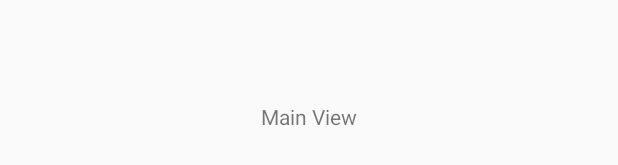
After one commit to SmallBusinessManager/SmallBusinessManager, an Android app: the layout activity_menu.xml on its own in the app's theme, with its tools: preview values and no code run, on a phone screen of 412 x 824 dp. The commit adds this screen. Shown: the part 501-666 px from the top of the screen. Run offline under Robolectric (Android 15) with nearby library versions, the phone set to English and light mode, and no system bars.

Commit message:
adding drawerlayout by changing activities into fragments

```diff
--- a/app/build.gradle
+++ b/app/build.gradle
@@ -29,6 +29,9 @@ dependencies {
     compile 'com.android.support:design:25.3.1'
     compile 'com.google.firebase:firebase-auth:10.0.1'
     compile 'com.google.firebase:firebase-database:10.0.1'
+    compile 'com.android.support:support-v4:25.2.0'
+
+
     testCompile 'junit:junit:4.12'
 }
 apply plugin: 'com.google.gms.google-services'
--- a/app/src/main/java/com/projectcourse2/group11/smallbusinessmanager/LoginActivity.java
+++ b/app/src/main/java/com/projectcourse2/group11/smallbusinessmanager/LoginActivity.java
@@ -79,7 +79,8 @@ public class LoginActivity extends Activity implements View.OnClickListener {
             @Override
             public void onComplete(@NonNull Task<AuthResult> task) {
                 progressDialog.dismiss();
-                if (task.isSuccessful()) {
+
+                if (!task.isSuccessful()) {
                     finish();
                     startActivity(new Intent(LoginActivity.this,MainActivity.class));
                 }else {
@@ -88,7 +89,6 @@ public class LoginActivity extends Activity implements View.OnClickListener {
                 progressDialog.dismiss();
             }
         });
-
     }
 
     @Override
--- a/app/src/main/res/layout/activity_account.xml
+++ b/app/src/main/res/layout/activity_account.xml
@@ -1,10 +1,14 @@
 <?xml version="1.0" encoding="utf-8"?>
+
 <LinearLayout xmlns:android="http://schemas.android.com/apk/res/android"
+    xmlns:app="http://schemas.android.com/apk/res-auto"
+    xmlns:tools="http://schemas.android.com/tools"
     android:id="@+id/llMain"
     android:layout_width="fill_parent"
     android:layout_height="fill_parent"
     android:background="#f4f4f4"
     android:orientation="vertical">
+
 
     <ExpandableListView
         android:id="@+id/lvExp"
@@ -35,4 +39,4 @@
         android:layout_height="wrap_content"
         android:text="@string/logout" />
 
-</LinearLayout>
+    </LinearLayout>
--- a/app/src/main/res/layout/activity_account_list_item.xml
+++ b/app/src/main/res/layout/activity_account_list_item.xml
@@ -1,10 +1,8 @@
 <?xml version="1.0" encoding="utf-8"?>
 <ScrollView xmlns:android="http://schemas.android.com/apk/res/android"
-    android:id="@+id/child_layout"
     android:layout_width="match_parent"
-    android:layout_height="55dp"
+    android:layout_height="55dip"
     android:orientation="vertical">
-
 <RelativeLayout
     android:layout_width="match_parent"
     android:layout_height="wrap_content">
--- /dev/null
+++ b/app/src/main/res/layout/activity_menu.xml
@@ -0,0 +1,36 @@
+<?xml version="1.0" encoding="utf-8"?>
+<android.support.v4.widget.DrawerLayout xmlns:android="http://schemas.android.com/apk/res/android"
+    xmlns:tools="http://schemas.android.com/tools"
+    android:layout_width="match_parent"
+    android:layout_height="match_parent"
+    xmlns:app="http://schemas.android.com/apk/res-auto"
+    tools:context="com.projectcourse2.group11.smallbusinessmanager.MenuActivity"
+    android:id="@+id/drawerLayout">
+    <LinearLayout
+        android:layout_width="match_parent"
+        android:layout_height="match_parent"
+        android:orientation="horizontal">
+
+        <TextView
+            android:id="@+id/Main_View"
+            android:layout_width="match_parent"
+            android:layout_height="wrap_content"
+            android:layout_gravity="center_vertical"
+            android:ems="10"
+            android:inputType="textPersonName"
+            android:text="Main View"
+            android:textAlignment="center" />
+    </LinearLayout>
+
+    <android.support.design.widget.NavigationView
+        android:layout_width="wrap_content"
+        android:layout_height="match_parent"
+        android:layout_gravity="start"
+        app:menu="@menu/navigation_menu">
+
+
+    </android.support.design.widget.NavigationView>
+
+
+
+</android.support.v4.widget.DrawerLayout>
--- /dev/null
+++ b/app/src/main/res/menu/navigation_menu.xml
@@ -0,0 +1,11 @@
+<?xml version="1.0" encoding="utf-8"?>
+<menu xmlns:android="http://schemas.android.com/apk/res/android">
+    <item android:id="@+id/nav_account"
+        android:title="Project" />
+    <item android:id="@+id/nav_project"
+        android:title="Settings" />
+    <item android:id="@+id/nav_logout"
+        android:title="logout" />
+
+
+</menu>
```
Also changed, not shown: app/src/main/AndroidManifest.xml (+2 -16 lines), app/src/main/java/com/projectcourse2/group11/smallbusinessmanager/MainActivity.java (+19 -7 lines), app/src/main/java/com/projectcourse2/group11/smallbusinessmanager/OrderCreation.java (+10 -4 lines), app/src/main/java/com/projectcourse2/group11/smallbusinessmanager/ProjectActivity.java (+30 -8 lines), app/src/main/java/com/projectcourse2/group11/smallbusinessmanager/model/SideBar.java (added, +43 -0 lines), app/src/main/res/layout/activity_project.xml (+11 -1 lines), app/src/main/res/layout/content_main.xml (+10 -0 lines). Lines whose indentation alone changed are shown as unchanged.
